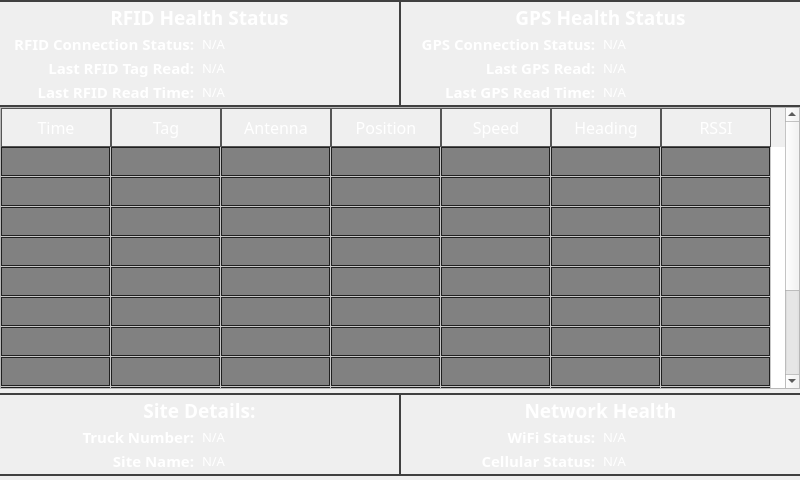
First picture: the form in ui/screens/overview.ui, repository samissa730/NexusRFIDReader_Git, before the edit.
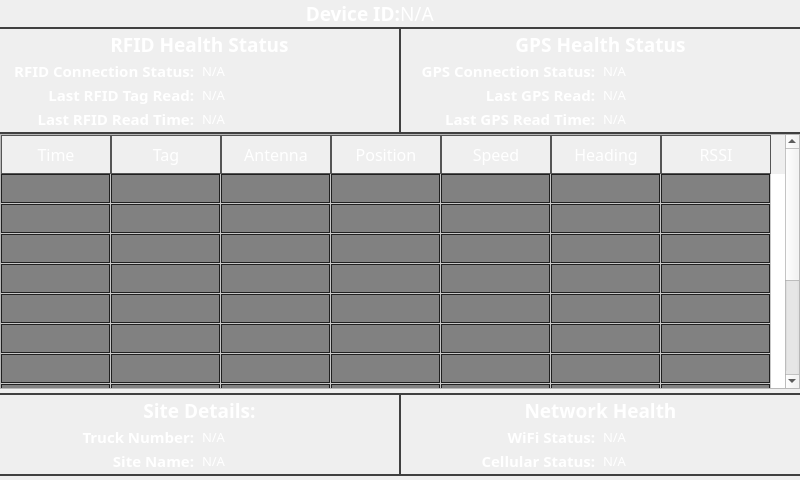
Second picture: the form after the edit.

```diff
--- a/ui/screens/overview.ui
+++ b/ui/screens/overview.ui
@@ -40,6 +40,50 @@
    </property>
    <item>
     <layout class="QVBoxLayout" name="verticalLayout">
+     <item>
+      <layout class="QHBoxLayout" name="horizontalLayout_13">
+       <item>
+        <widget class="QLabel" name="label_24">
+         <property name="font">
+          <font>
+           <family>Gilroy</family>
+           <pointsize>14</pointsize>
+           <bold>true</bold>
+          </font>
+         </property>
+         <property name="styleSheet">
+          <string notr="true">color: #ffffff;</string>
+         </property>
+         <property name="text">
+          <string>Device ID:</string>
+         </property>
+         <property name="alignment">
+          <set>Qt::AlignmentFlag::AlignRight|Qt::AlignmentFlag::AlignTrailing|Qt::AlignmentFlag::AlignVCenter</set>
+         </property>
+        </widget>
+       </item>
+       <item>
+        <widget class="QLabel" name="device_id">
+         <property name="font">
+          <font>
+           <family>Gilroy</family>
+           <pointsize>14</pointsize>
+           <bold>false</bold>
+          </font>
+         </property>
+         <property name="styleSheet">
+          <string notr="true">color: #ffffff;</string>
+         </property>
+         <property name="text">
+          <string>N/A</string>
+         </property>
+         <property name="alignment">
+          <set>Qt::AlignmentFlag::AlignLeading|Qt::AlignmentFlag::AlignLeft|Qt::AlignmentFlag::AlignVCenter</set>
+         </property>
+        </widget>
+       </item>
+      </layout>
+     </item>
      <item>
       <layout class="QHBoxLayout" name="horizontalLayout">
        <property name="spacing">
```
